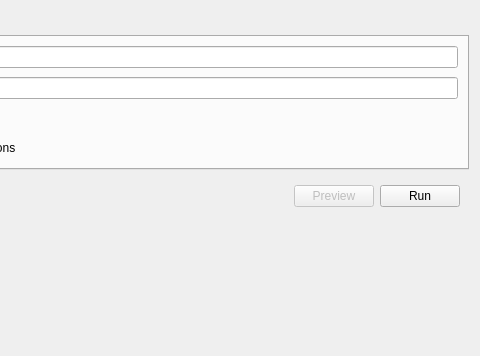
First picture: the form in src/sdltm/ui/BatchEdit.ui, repository RWS/sdltm_browser, before the edit; both pictures show x 557 to 1037 and y 0 to 356 of the 1037 by 750 pixel window.
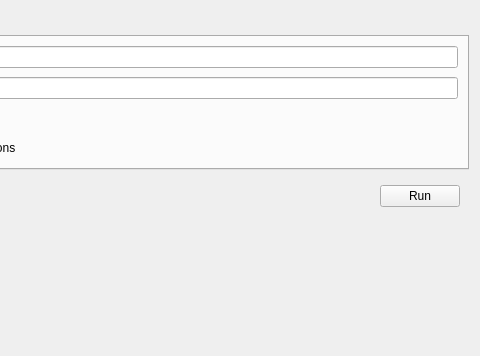
Second picture: the form after the edit. Custom widgets are drawn as their Qt base class.

Commit message: batch replace preview works

```diff
--- a/src/sdltm/ui/BatchEdit.ui
+++ b/src/sdltm/ui/BatchEdit.ui
@@ -547,16 +547,6 @@
         </property>
        </spacer>
       </item>
-      <item>
-       <widget class="QPushButton" name="preview">
-        <property name="enabled">
-         <bool>false</bool>
-        </property>
-        <property name="text">
-         <string>Preview</string>
-        </property>
-       </widget>
-      </item>
       <item>
        <widget class="QPushButton" name="run">
         <property name="text">
```
The commit also changes 11 other files.
